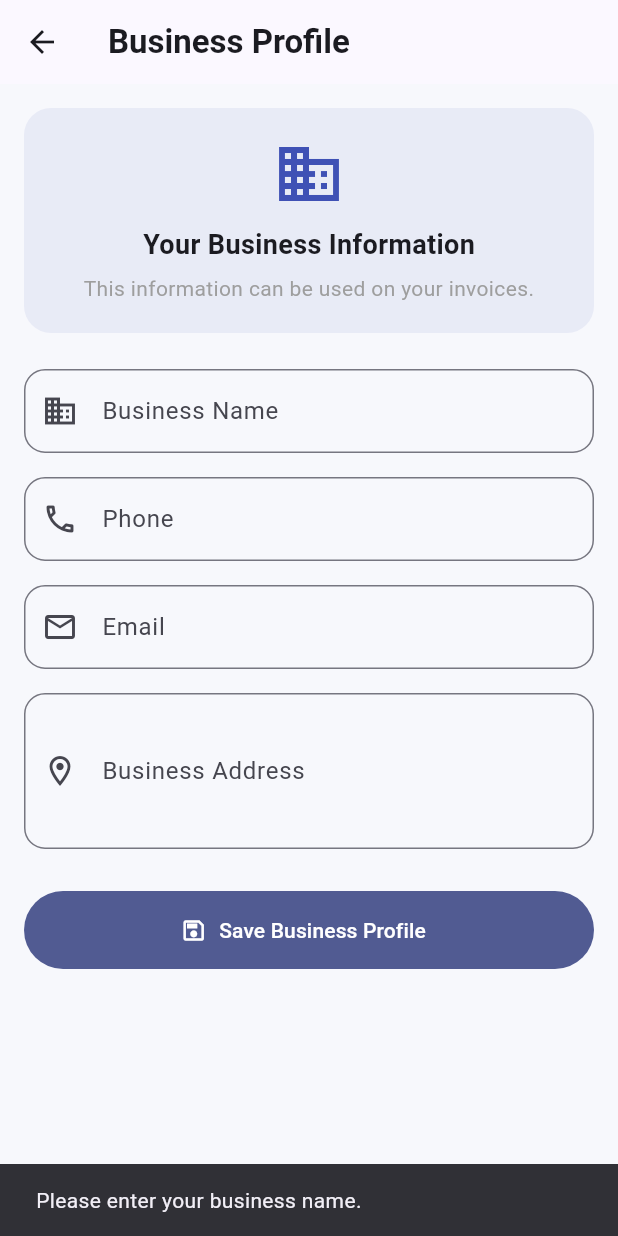
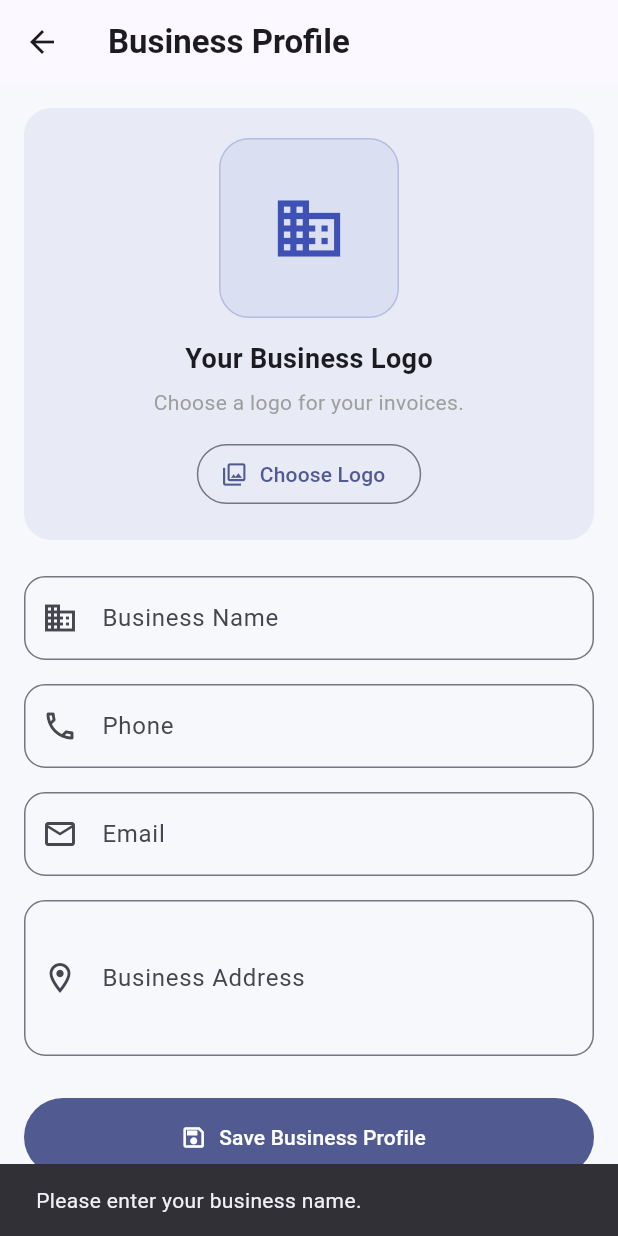
Before and after one commit to MuhammadSirajShah/Invoice-Bill-Maker-, a Flutter app: the BusinessProfileScreen screen opened directly, after a tap on "Save Business Profile", on a phone screen of 412 x 824 dp. Run offline on Flutter 3.47's test engine with Material 3 defaults, Android fonts, the phone set to English and light mode, and no system bars; our stand-ins replace image_picker, pdf, share_plus, shared_preferences; accounts and stored records are empty.

Commit message:
Update project

```diff
--- a/lib/models/business_model.dart
+++ b/lib/models/business_model.dart
@@ -1,14 +1,17 @@
+
 class BusinessModel {
   final String businessName;
   final String phone;
   final String email;
   final String address;
+  final String? logoPath;
 
   BusinessModel({
     required this.businessName,
     required this.phone,
     required this.email,
     required this.address,
+    this.logoPath,
   });
 
   Map<String, dynamic> toJson() {
@@ -17,6 +20,7 @@ class BusinessModel {
       'phone': phone,
       'email': email,
       'address': address,
+      'logoPath': logoPath,
     };
   }
 
@@ -28,6 +32,7 @@ class BusinessModel {
       phone: json['phone'] ?? '',
       email: json['email'] ?? '',
       address: json['address'] ?? '',
+      logoPath: json['logoPath'],
     );
   }
 }
--- a/lib/screens/business_profile_screen.dart
+++ b/lib/screens/business_profile_screen.dart
@@ -1,4 +1,8 @@
+
+import 'dart:io';
+
 import 'package:flutter/material.dart';
+import 'package:image_picker/image_picker.dart';
 
 import '../models/business_model.dart';
 import '../services/business_storage_service.dart';
@@ -25,13 +29,17 @@ class _BusinessProfileScreenState
   final TextEditingController addressController =
   TextEditingController();
 
+  final ImagePicker _imagePicker = ImagePicker();
+
+  String? logoPath;
+  File? selectedLogo;
+
   bool isLoading = true;
   bool isSaving = false;
 
   @override
   void initState() {
     super.initState();
-
     _loadBusiness();
   }
 
@@ -41,47 +49,81 @@ class _BusinessProfileScreenState
     phoneController.dispose();
     emailController.dispose();
     addressController.dispose();
-
     super.dispose();
   }
 
   Future<void> _loadBusiness() async {
+    try {
       final business =
       await BusinessStorageService.getBusiness();
 
-    if (!mounted) {
-      return;
-    }
+      if (!mounted) return;
 
       if (business != null) {
         businessNameController.text =
             business.businessName;
+        phoneController.text = business.phone;
+        emailController.text = business.email;
+        addressController.text = business.address;
 
-      phoneController.text =
-          business.phone;
+        final savedPath = business.logoPath;
 
-      emailController.text =
-          business.email;
+        if (savedPath != null &&
+            savedPath.isNotEmpty &&
+            await File(savedPath).exists()) {
+          logoPath = savedPath;
+        }
+      }
+    } catch (e) {
+      if (!mounted) return;
 
-      addressController.text =
-          business.address;
+      ScaffoldMessenger.of(context).showSnackBar(
+        const SnackBar(
+          content: Text(
+            'Could not load business profile.',
+          ),
+        ),
+      );
     }
+
+    if (!mounted) return;
 
     setState(() {
       isLoading = false;
     });
   }
 
+  Future<void> _pickLogo() async {
+    try {
+      final XFile? image =
+      await _imagePicker.pickImage(
+        source: ImageSource.gallery,
+        imageQuality: 85,
+      );
+
+      if (image == null || !mounted) return;
+
+      setState(() {
+        selectedLogo = File(image.path);
+      });
+    } catch (e) {
+      if (!mounted) return;
+
+      ScaffoldMessenger.of(context).showSnackBar(
+        SnackBar(
+          content: Text('Could not select logo: $e'),
+        ),
+      );
+    }
+  }
+
   Future<void> _saveBusiness() async {
     if (businessNameController.text.trim().isEmpty) {
       ScaffoldMessenger.of(context).showSnackBar(
         const SnackBar(
-          content: Text(
-            'Please enter your business name.',
-          ),
+          content: Text('Please enter your business name.'),
         ),
       );
-
       return;
     }
 
@@ -89,31 +131,91 @@ class _BusinessProfileScreenState
       isSaving = true;
     });
 
+    try {
+      String? finalLogoPath = logoPath;
+
+      if (selectedLogo != null) {
+        finalLogoPath =
+        await BusinessStorageService.saveLogo(
+          selectedLogo!,
+        );
+      }
+
       final business = BusinessModel(
         businessName:
         businessNameController.text.trim(),
         phone: phoneController.text.trim(),
         email: emailController.text.trim(),
         address: addressController.text.trim(),
+        logoPath: finalLogoPath,
       );
 
       await BusinessStorageService.saveBusiness(
         business,
       );
 
-    if (!mounted) {
-      return;
-    }
+      if (!mounted) return;
+
+      setState(() {
+        logoPath = finalLogoPath;
+        selectedLogo = null;
+        isSaving = false;
+      });
+
+      ScaffoldMessenger.of(context).showSnackBar(
+        const SnackBar(
+          content: Text(
+            'Business profile and logo saved successfully.',
+          ),
+        ),
+      );
+    } catch (e) {
+      if (!mounted) return;
 
       setState(() {
         isSaving = false;
       });
 
       ScaffoldMessenger.of(context).showSnackBar(
-      const SnackBar(
-        content: Text(
-          'Business profile saved successfully.',
+        SnackBar(
+          content: Text('Failed to save profile: $e'),
         ),
+      );
+    }
+  }
+
+  Widget _buildLogoPreview() {
+    final String? currentPath =
+        selectedLogo?.path ?? logoPath;
+
+    return Container(
+      width: 120,
+      height: 120,
+      decoration: BoxDecoration(
+        color: Colors.indigo.withValues(alpha: 0.08),
+        borderRadius: BorderRadius.circular(20),
+        border: Border.all(
+          color: Colors.indigo.withValues(alpha: 0.25),
+        ),
+      ),
+      clipBehavior: Clip.antiAlias,
+      child: currentPath != null &&
+          File(currentPath).existsSync()
+          ? Image.file(
+        File(currentPath),
+        fit: BoxFit.contain,
+        errorBuilder: (context, error, stackTrace) {
+          return const Icon(
+            Icons.business,
+            size: 50,
+            color: Colors.indigo,
+          );
+        },
+      )
+          : const Icon(
+        Icons.business,
+        size: 50,
+        color: Colors.indigo,
       ),
     );
   }
@@ -149,122 +251,105 @@ class _BusinessProfileScreenState
           : SingleChildScrollView(
         padding: const EdgeInsets.all(16),
         child: Column(
-          crossAxisAlignment:
-          CrossAxisAlignment.start,
+          crossAxisAlignment: CrossAxisAlignment.start,
           children: [
             Container(
               width: double.infinity,
               padding: const EdgeInsets.all(20),
               decoration: BoxDecoration(
-                color: Colors.indigo
-                    .withValues(alpha: 0.08),
+                color: Colors.indigo.withValues(
+                  alpha: 0.08,
+                ),
                 borderRadius:
                 BorderRadius.circular(18),
               ),
-              child: const Column(
+              child: Column(
                 children: [
-                  Icon(
-                    Icons.business,
-                    size: 48,
-                    color: Colors.indigo,
-                  ),
-                  SizedBox(height: 10),
-                  Text(
-                    'Your Business Information',
+                  _buildLogoPreview(),
+                  const SizedBox(height: 14),
+                  const Text(
+                    'Your Business Logo',
                     style: TextStyle(
                       fontSize: 18,
                       fontWeight: FontWeight.bold,
                     ),
                   ),
-                  SizedBox(height: 6),
-                  Text(
-                    'This information can be used on your invoices.',
+                  const SizedBox(height: 6),
+                  const Text(
+                    'Choose a logo for your invoices.',
                     textAlign: TextAlign.center,
                     style: TextStyle(
                       color: Colors.grey,
                     ),
                   ),
+                  const SizedBox(height: 14),
+                  OutlinedButton.icon(
+                    onPressed:
+                    isSaving ? null : _pickLogo,
+                    icon: const Icon(
+                      Icons.photo_library_outlined,
+                    ),
+                    label: const Text('Choose Logo'),
+                  ),
                 ],
               ),
             ),
-
             const SizedBox(height: 24),
-
             TextField(
-              controller:
-              businessNameController,
-              textInputAction:
-              TextInputAction.next,
+              controller: businessNameController,
+              textInputAction: TextInputAction.next,
               decoration: _inputDecoration(
                 label: 'Business Name',
                 icon: Icons.business_outlined,
               ),
             ),
-
             const SizedBox(height: 16),
-
             TextField(
               controller: phoneController,
-              keyboardType:
-              TextInputType.phone,
-              textInputAction:
-              TextInputAction.next,
+              keyboardType: TextInputType.phone,
+              textInputAction: TextInputAction.next,
               decoration: _inputDecoration(
                 label: 'Phone',
                 icon: Icons.phone_outlined,
               ),
             ),
-
             const SizedBox(height: 16),
-
             TextField(
               controller: emailController,
-              keyboardType:
-              TextInputType.emailAddress,
-              textInputAction:
-              TextInputAction.next,
+              keyboardType: TextInputType.emailAddress,
+              textInputAction: TextInputAction.next,
               decoration: _inputDecoration(
                 label: 'Email',
                 icon: Icons.email_outlined,
               ),
             ),
-
             const SizedBox(height: 16),
-
             TextField(
               controller: addressController,
               maxLines: 3,
-              textInputAction:
-              TextInputAction.done,
+              textInputAction: TextInputAction.done,
               decoration: _inputDecoration(
                 label: 'Business Address',
                 icon: Icons.location_on_outlined,
               ),
             ),
-
             const SizedBox(height: 28),
-
             SizedBox(
               width: double.infinity,
               height: 52,
               child: FilledButton.icon(
                 onPressed:
-                isSaving
-                    ? null
-                    : _saveBusiness,
+                isSaving ? null : _saveBusiness,
                 icon: isSaving
                     ? const SizedBox(
                   width: 20,
                   height: 20,
-                  child:
-                  CircularProgressIndicator(
+                  child: CircularProgressIndicator(
                     strokeWidth: 2,
                     color: Colors.white,
                   ),
                 )
-                    : const Icon(
-                  Icons.save_outlined,
-                ),
+                    : const Icon(Icons.save_outlined),
                 label: Text(
                   isSaving
                       ? 'Saving...'
--- a/lib/services/pdf_service.dart
+++ b/lib/services/pdf_service.dart
@@ -55,8 +55,10 @@ class PdfService {
                         ),
                         child: pw.Text(
                           business.phone,
-                          style: const pw.TextStyle(
-                            color: PdfColors.white,
+                          style:
+                          const pw.TextStyle(
+                            color:
+                            PdfColors.white,
                             fontSize: 10,
                           ),
                         ),
--- a/pubspec.yaml
+++ b/pubspec.yaml
@@ -38,6 +38,7 @@ dependencies:
   path_provider: ^2.1.5
   share_plus: ^12.0.1
   shared_preferences: ^2.5.3
+  image_picker: ^1.2.0
 
 dev_dependencies:
   flutter_test:
```
Also changed, not shown: lib/services/business_storage_service.dart (+35 -11 lines), pubspec.lock, 2 other files. Lines whose indentation alone changed are shown as unchanged.
